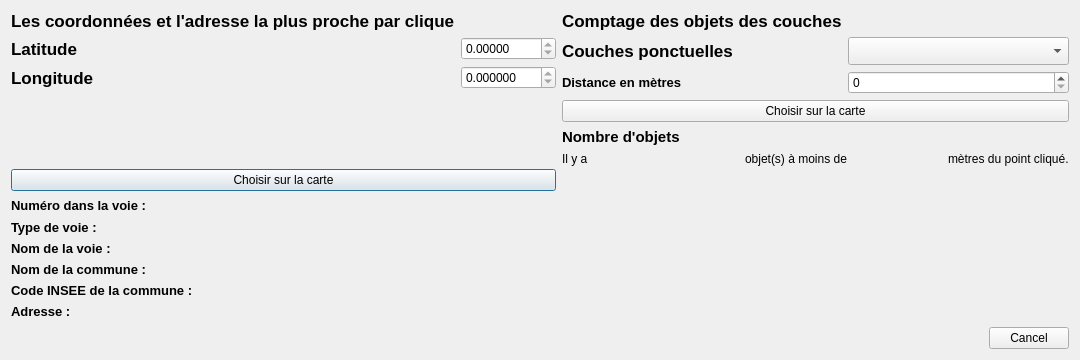
Above: tp_qgis_tsi_dialog_base.ui from AdnanBenaboud/Tp-Qgis-TSI before the change. Below: the same form after it.
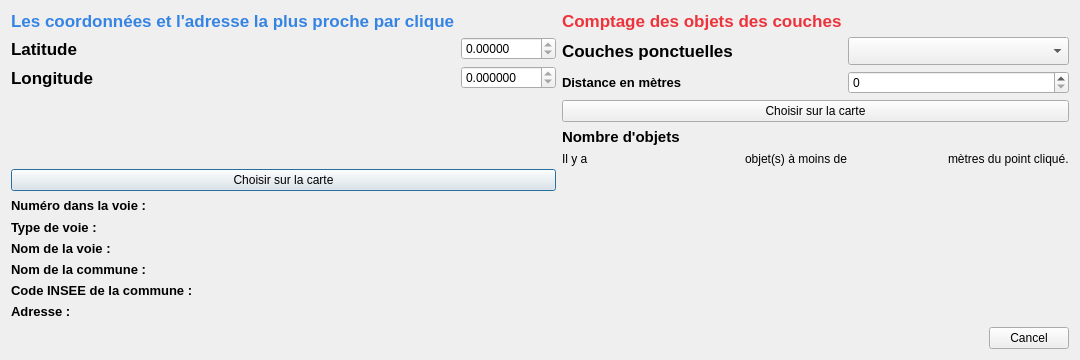
That is the form after the change. Custom widgets are drawn as their Qt base class.

Commit message: Ajout de couleurs ;)

```diff
--- a/tp_qgis_tsi_dialog_base.ui
+++ b/tp_qgis_tsi_dialog_base.ui
@@ -87,6 +87,9 @@
            <bold>true</bold>
           </font>
          </property>
+         <property name="styleSheet">
+          <string notr="true">color: rgb(53, 132, 228);</string>
+         </property>
          <property name="text">
           <string>Les coordonnées et l'adresse la plus proche par clique</string>
          </property>
@@ -298,6 +301,9 @@
            <bold>true</bold>
           </font>
          </property>
+         <property name="styleSheet">
+          <string notr="true">color: rgb(237, 51, 59);</string>
+         </property>
          <property name="text">
           <string>Comptage des objets des couches</string>
          </property>
```
Left out of the diff: 6 changed lines with no effect on the pictures.
